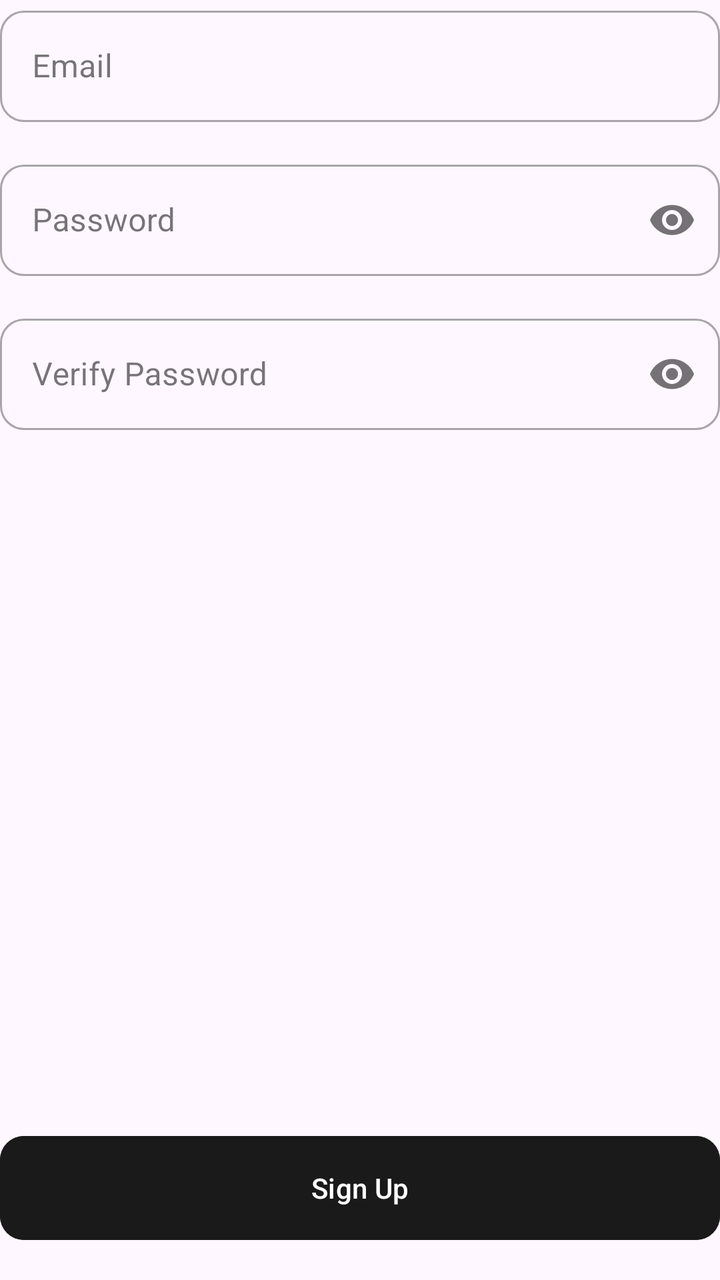
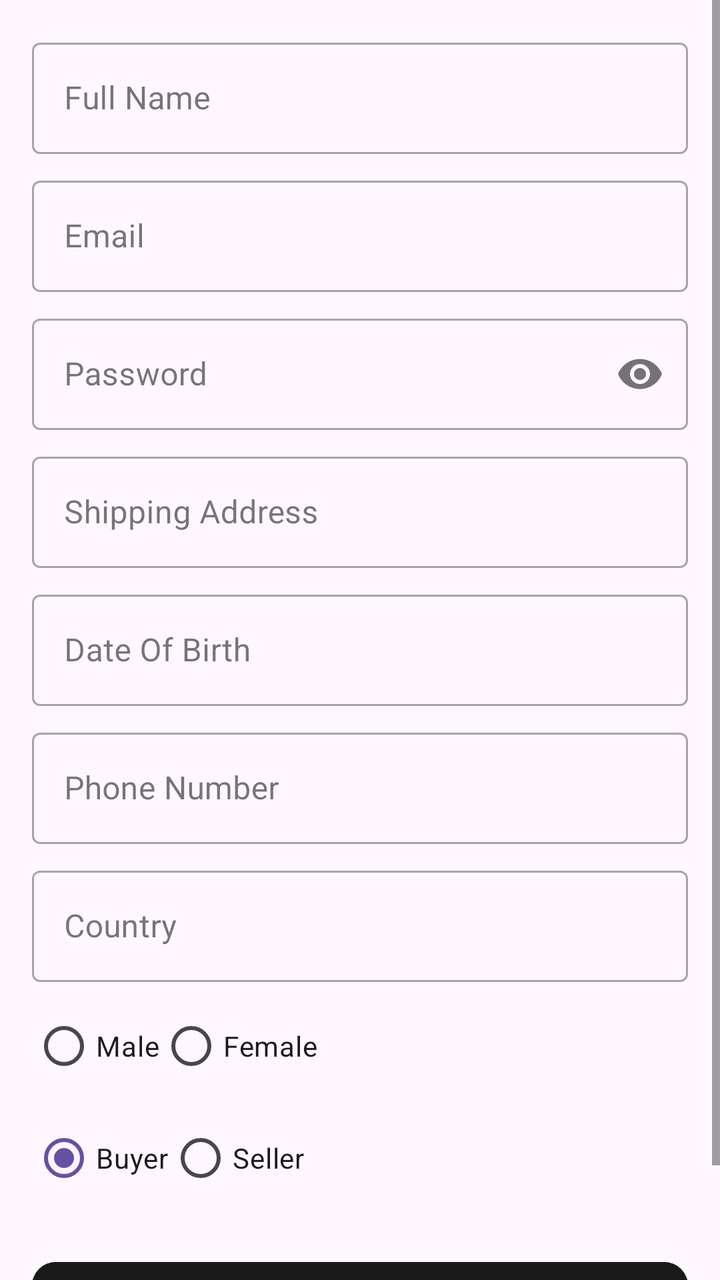

Screens rendered from an Android XML layout before and after an edit, with the pre-edit source and the edit as a unified diff.
<!-- AndroidManifest.xml: application theme Theme.FastMart -->
<!-- res/layout/fragment_signup.xml -->
<?xml version="1.0" encoding="utf-8"?>
<ScrollView xmlns:android="http://schemas.android.com/apk/res/android"
    xmlns:app="http://schemas.android.com/apk/res-auto"
    android:layout_width="match_parent"
    android:layout_height="match_parent"
    android:fillViewport="true">

    <LinearLayout
        android:layout_width="match_parent"
        android:layout_height="wrap_content"
        android:orientation="vertical">

        <com.google.android.material.textfield.TextInputLayout
            android:id="@+id/lyEmail2"
            style="@style/Widget.MaterialComponents.TextInputLayout.OutlinedBox"
            android:layout_width="match_parent"
            android:layout_height="wrap_content"
            android:hint="@string/email"
            app:boxCornerRadiusBottomEnd="12dp"
            app:boxCornerRadiusBottomStart="12dp"
            app:boxCornerRadiusTopEnd="12dp"
            app:boxCornerRadiusTopStart="12dp">

            <com.google.android.material.textfield.TextInputEditText
                android:id="@+id/etEmail2"
                android:layout_width="match_parent"
                android:layout_height="wrap_content"
                android:inputType="textEmailAddress" />
        </com.google.android.material.textfield.TextInputLayout>

        <com.google.android.material.textfield.TextInputLayout
            android:id="@+id/lyPassword2"
            style="@style/Widget.MaterialComponents.TextInputLayout.OutlinedBox"
            android:layout_width="match_parent"
            android:layout_height="wrap_content"
            android:layout_marginTop="16dp"
            android:hint="@string/password"
            app:boxCornerRadiusBottomEnd="12dp"
            app:boxCornerRadiusBottomStart="12dp"
            app:boxCornerRadiusTopEnd="12dp"
            app:boxCornerRadiusTopStart="12dp"
            app:passwordToggleEnabled="true">

            <com.google.android.material.textfield.TextInputEditText
                android:id="@+id/etPassword2"
                android:layout_width="match_parent"
                android:layout_height="wrap_content"
                android:inputType="textPassword" />
        </com.google.android.material.textfield.TextInputLayout>

        <com.google.android.material.textfield.TextInputLayout
            android:id="@+id/lyVerifyPassword"
            style="@style/Widget.MaterialComponents.TextInputLayout.OutlinedBox"
            android:layout_width="match_parent"
            android:layout_height="wrap_content"
            android:layout_marginTop="16dp"
            android:hint="@string/verify_password"
            app:boxCornerRadiusBottomEnd="12dp"
            app:boxCornerRadiusBottomStart="12dp"
            app:boxCornerRadiusTopEnd="12dp"
            app:boxCornerRadiusTopStart="12dp"
            app:passwordToggleEnabled="true">

            <com.google.android.material.textfield.TextInputEditText
                android:id="@+id/etVerifyPassword"
                android:layout_width="match_parent"
                android:layout_height="wrap_content"
                android:inputType="textPassword" />
        </com.google.android.material.textfield.TextInputLayout>

        <View
            android:layout_width="match_parent"
            android:layout_height="0dp"
            android:layout_weight="1" />

        <Button
            android:id="@+id/btnSignUp"
            android:layout_width="match_parent"
            android:layout_height="60dp"
            android:layout_marginTop="24dp"
            android:layout_marginBottom="16dp"
            android:backgroundTint="@color/darkGrey"
            android:text="@string/sign_up"
            android:textColor="@android:color/white"
            app:cornerRadius="12dp" />

    </LinearLayout>
</ScrollView>
<!-- resources referenced by this layout -->
<resources>
  <color name="darkGrey">#1A1A1A</color>
  <string name="email">Email</string>
  <string name="password">Password</string>
  <string name="sign_up">Sign Up</string>
  <string name="verify_password">Verify Password</string>
  <style name="Theme.FastMart" parent="Base.Theme.FastMart" />
  <style name="Base.Theme.FastMart" parent="Theme.Material3.DayNight.NoActionBar">
          
          
      </style>
</resources>

<!-- the commit's change to res/layout/fragment_signup.xml (unified diff, before → after) -->
@@ -8,80 +8,127 @@
     <LinearLayout
         android:layout_width="match_parent"
         android:layout_height="wrap_content"
-        android:orientation="vertical">
+        android:orientation="vertical"
+        android:padding="16dp">
 
         <com.google.android.material.textfield.TextInputLayout
-            android:id="@+id/lyEmail2"
             style="@style/Widget.MaterialComponents.TextInputLayout.OutlinedBox"
             android:layout_width="match_parent"
             android:layout_height="wrap_content"
-            android:hint="@string/email"
-            app:boxCornerRadiusBottomEnd="12dp"
-            app:boxCornerRadiusBottomStart="12dp"
-            app:boxCornerRadiusTopEnd="12dp"
-            app:boxCornerRadiusTopStart="12dp">
+            android:hint="@string/full_name">
+            <com.google.android.material.textfield.TextInputEditText
+                android:id="@+id/etName"
+                android:layout_width="match_parent"
+                android:layout_height="wrap_content"
+                android:inputType="textPersonName" />
+        </com.google.android.material.textfield.TextInputLayout>
 
+        <com.google.android.material.textfield.TextInputLayout
+            style="@style/Widget.MaterialComponents.TextInputLayout.OutlinedBox"
+            android:layout_width="match_parent"
+            android:layout_height="wrap_content"
+            android:layout_marginTop="8dp"
+            android:hint="@string/email">
             <com.google.android.material.textfield.TextInputEditText
-                android:id="@+id/etEmail2"
+                android:id="@+id/etEmailSignup"
                 android:layout_width="match_parent"
                 android:layout_height="wrap_content"
                 android:inputType="textEmailAddress" />
         </com.google.android.material.textfield.TextInputLayout>
 
         <com.google.android.material.textfield.TextInputLayout
-            android:id="@+id/lyPassword2"
             style="@style/Widget.MaterialComponents.TextInputLayout.OutlinedBox"
             android:layout_width="match_parent"
             android:layout_height="wrap_content"
-            android:layout_marginTop="16dp"
+            android:layout_marginTop="8dp"
             android:hint="@string/password"
-            app:boxCornerRadiusBottomEnd="12dp"
-            app:boxCornerRadiusBottomStart="12dp"
-            app:boxCornerRadiusTopEnd="12dp"
-            app:boxCornerRadiusTopStart="12dp"
             app:passwordToggleEnabled="true">
-
             <com.google.android.material.textfield.TextInputEditText
-                android:id="@+id/etPassword2"
+                android:id="@+id/etPasswordSignup"
                 android:layout_width="match_parent"
                 android:layout_height="wrap_content"
                 android:inputType="textPassword" />
         </com.google.android.material.textfield.TextInputLayout>
 
         <com.google.android.material.textfield.TextInputLayout
-            android:id="@+id/lyVerifyPassword"
             style="@style/Widget.MaterialComponents.TextInputLayout.OutlinedBox"
             android:layout_width="match_parent"
             android:layout_height="wrap_content"
-            android:layout_marginTop="16dp"
-            android:hint="@string/verify_password"
-            app:boxCornerRadiusBottomEnd="12dp"
-            app:boxCornerRadiusBottomStart="12dp"
-            app:boxCornerRadiusTopEnd="12dp"
-            app:boxCornerRadiusTopStart="12dp"
-            app:passwordToggleEnabled="true">
-
+            android:layout_marginTop="8dp"
+            android:hint="@string/shipping_address">
             <com.google.android.material.textfield.TextInputEditText
-                android:id="@+id/etVerifyPassword"
+                android:id="@+id/etAddress"
                 android:layout_width="match_parent"
                 android:layout_height="wrap_content"
-                android:inputType="textPassword" />
+                android:inputType="textPostalAddress" />
         </com.google.android.material.textfield.TextInputLayout>
 
-        <View
+        <com.google.android.material.textfield.TextInputLayout
+            style="@style/Widget.MaterialComponents.TextInputLayout.OutlinedBox"
             android:layout_width="match_parent"
-            android:layout_height="0dp"
-            android:layout_weight="1" />
+            android:layout_height="wrap_content"
+            android:layout_marginTop="8dp"
+            android:hint="@string/date_of_birth">
+            <com.google.android.material.textfield.TextInputEditText
+                android:id="@+id/etDob"
+                android:layout_width="match_parent"
+                android:layout_height="wrap_content"
+                android:inputType="date" />
+        </com.google.android.material.textfield.TextInputLayout>
+
+        <com.google.android.material.textfield.TextInputLayout
+            style="@style/Widget.MaterialComponents.TextInputLayout.OutlinedBox"
+            android:layout_width="match_parent"
+            android:layout_height="wrap_content"
+            android:layout_marginTop="8dp"
+            android:hint="@string/phone_number">
+            <com.google.android.material.textfield.TextInputEditText
+                android:id="@+id/etPhone"
+                android:layout_width="match_parent"
+                android:layout_height="wrap_content"
+                android:inputType="phone" />
+        </com.google.android.material.textfield.TextInputLayout>
+
+        <com.google.android.material.textfield.TextInputLayout
+            style="@style/Widget.MaterialComponents.TextInputLayout.OutlinedBox"
+            android:layout_width="match_parent"
+            android:layout_height="wrap_content"
+            android:layout_marginTop="8dp"
+            android:hint="@string/country">
+            <com.google.android.material.textfield.TextInputEditText
+                android:id="@+id/etCountry"
+                android:layout_width="match_parent"
+                android:layout_height="wrap_content"
+                android:inputType="text" />
+        </com.google.android.material.textfield.TextInputLayout>
+
+        <RadioGroup
+            android:id="@+id/rgGender"
+            android:layout_width="match_parent"
+            android:layout_height="wrap_content"
+            android:layout_marginTop="8dp"
+            android:orientation="horizontal">
+            <RadioButton android:id="@+id/rbMale" android:layout_width="wrap_content" android:layout_height="wrap_content" android:text="Male"/>
+            <RadioButton android:id="@+id/rbFemale" android:layout_width="wrap_content" android:layout_height="wrap_content" android:text="Female"/>
+        </RadioGroup>
+
+        <RadioGroup
+            android:id="@+id/rgAccountType"
+            android:layout_width="match_parent"
+            android:layout_height="wrap_content"
+            android:layout_marginTop="8dp"
+            android:orientation="horizontal">
+            <RadioButton android:id="@+id/rbBuyer" android:layout_width="wrap_content" android:layout_height="wrap_content" android:text="@string/buyer" android:checked="true"/>
+            <RadioButton android:id="@+id/rbSeller" android:layout_width="wrap_content" android:layout_height="wrap_content" android:text="@string/seller"/>
+        </RadioGroup>
 
         <Button
             android:id="@+id/btnSignUp"
             android:layout_width="match_parent"
             android:layout_height="60dp"
             android:layout_marginTop="24dp"
-            android:layout_marginBottom="16dp"
+            android:text="@string/sign_up"
             android:backgroundTint="@color/darkGrey"
-            android:text="@string/sign_up"
-            android:textColor="@android:color/white"
             app:cornerRadius="12dp" />
 
     </LinearLayout>
<!-- resource entries referenced after the edit -->
@@ -1,10 +1,16 @@
 <!-- resources referenced by this layout -->
 <resources>
   <color name="darkGrey">#1A1A1A</color>
+  <string name="buyer">Buyer</string>
+  <string name="country">Country</string>
+  <string name="date_of_birth">Date Of Birth</string>
   <string name="email">Email</string>
+  <string name="full_name">Full Name</string>
   <string name="password">Password</string>
+  <string name="phone_number">Phone Number</string>
+  <string name="seller">Seller</string>
+  <string name="shipping_address">Shipping Address</string>
   <string name="sign_up">Sign Up</string>
-  <string name="verify_password">Verify Password</string>
   <style name="Theme.FastMart" parent="Base.Theme.FastMart" />
   <style name="Base.Theme.FastMart" parent="Theme.Material3.DayNight.NoActionBar">
           
